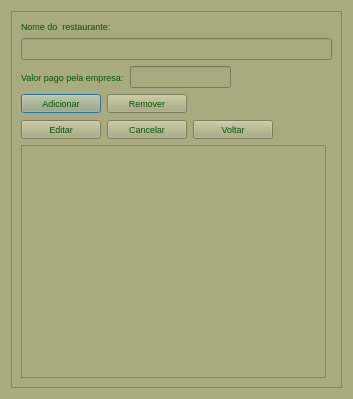
First picture: the form in ui/restaurante.ui, repository tiagopascal/Almoco, before the edit.
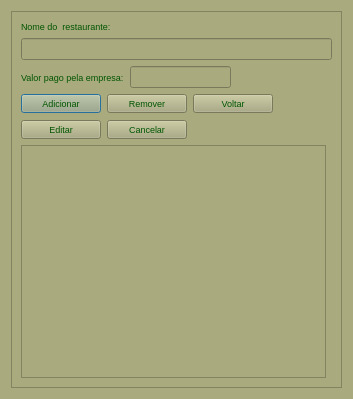
Second picture: the form after the edit.

What changed in the file:
```diff
--- a/ui/restaurante.ui
+++ b/ui/restaurante.ui
@@ -14,8 +14,8 @@
    <string>Dialog</string>
   </property>
   <property name="styleSheet">
-   <string notr="true">color: rgb(0, 85, 0);
-background-color: rgb(170, 170, 127);</string>
+   <string notr="true">background-color: rgb(170, 170, 127);
+color: rgb(0, 85, 0);</string>
   </property>
   <layout class="QGridLayout" name="gridLayout_3">
    <item row="0" column="0">
@@ -154,7 +154,7 @@
           </property>
          </widget>
         </item>
-        <item row="0" column="2" colspan="2">
+        <item row="0" column="3" colspan="2">
          <spacer name="horizontalSpacer_2">
           <property name="orientation">
            <enum>Qt::Horizontal</enum>
@@ -167,7 +167,7 @@
           </property>
          </spacer>
         </item>
-        <item row="1" column="2">
+        <item row="0" column="2">
          <widget class="QPushButton" name="pushButton_Voltar">
           <property name="font">
            <font>
```
Left out of the diff: 10 changed lines with no effect on the pictures.
